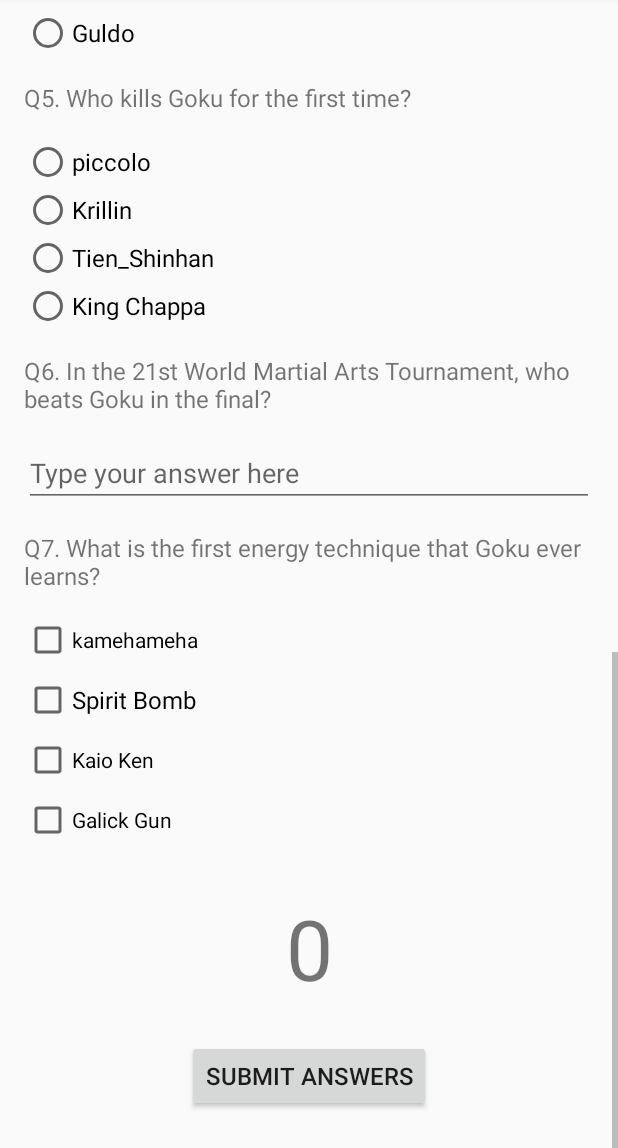
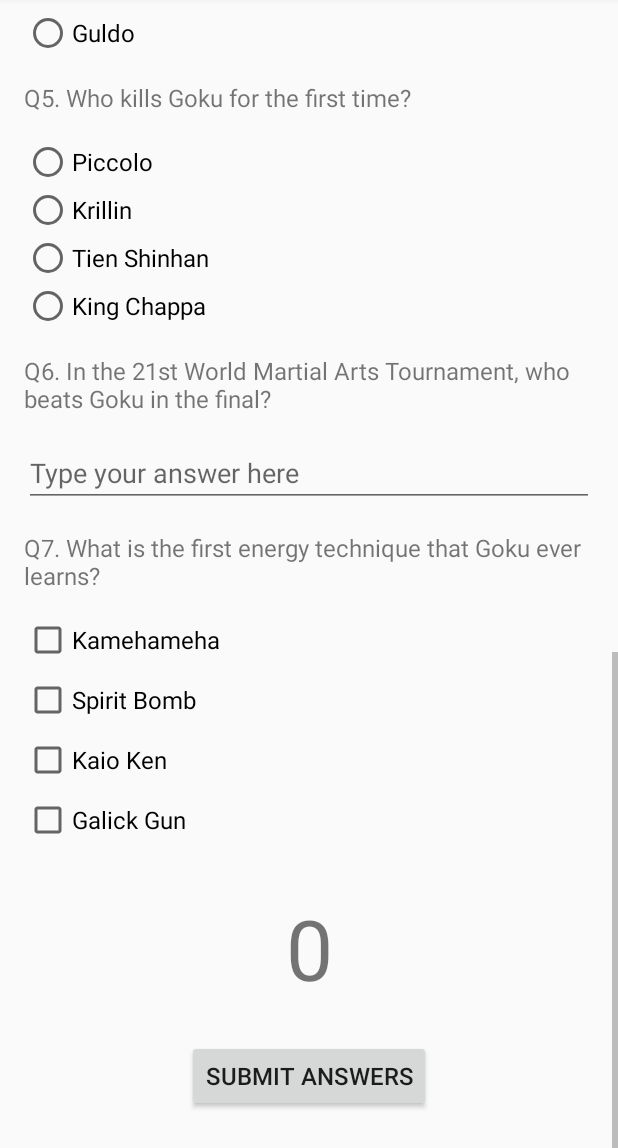
Before and after one commit to surplus867/DragonBallQuizApp, an Android app: the screen it shows after launch (MainActivity), scrolled down 1017 dp, on a phone screen of 412 x 824 dp, the part 88-1236 px from its top. Run offline under Robolectric (Android 15) with nearby library versions, the phone set to English and light mode, and no system bars.

Commit message:
Pre-draft12

```diff
--- a/app/src/main/res/layout/activity_main.xml
+++ b/app/src/main/res/layout/activity_main.xml
@@ -310,16 +310,12 @@
     <EditText
         android:id="@+id/user_answer"
         style="@style/editTextEntryAnswer"
-        android:layout_width="match_parent"
-        android:layout_height="wrap_content"
+        android:hint="@string/type_your_answer_here"
         android:layout_marginEnd="16dp"
         android:layout_marginLeft="16dp"
         android:layout_marginRight="16dp"
         android:layout_marginStart="16dp"
         android:layout_marginTop="16dp"
-        android:hint="@string/type_your_answer_here"
-        android:clickable="true"
-        android:focusable="true"
         app:layout_constraintEnd_toEndOf="parent"
         app:layout_constraintStart_toStartOf="parent"
         app:layout_constraintTop_toBottomOf="@+id/question_6_text_view" />
@@ -339,8 +335,7 @@
 
     <CheckBox
         android:id="@+id/chk1"
-        android:layout_width="wrap_content"
-        android:layout_height="wrap_content"
+        style="@style/CheckBoxStyle"
         android:layout_marginEnd="16dp"
         android:layout_marginLeft="16dp"
         android:layout_marginRight="16dp"
@@ -354,9 +349,7 @@
 
     <CheckBox
         android:id="@+id/chk2"
-        style="@style/RadioButtonStyle"
-        android:layout_width="wrap_content"
-        android:layout_height="wrap_content"
+        style="@style/CheckBoxStyle"
         android:layout_marginEnd="16dp"
         android:layout_marginLeft="16dp"
         android:layout_marginRight="16dp"
@@ -370,8 +363,7 @@
 
     <CheckBox
         android:id="@+id/chk3"
-        android:layout_width="wrap_content"
-        android:layout_height="wrap_content"
+        style="@style/CheckBoxStyle"
         android:layout_marginEnd="16dp"
         android:layout_marginLeft="16dp"
         android:layout_marginRight="16dp"
@@ -385,8 +377,7 @@
 
     <CheckBox
         android:id="@+id/chk4"
-        android:layout_width="wrap_content"
-        android:layout_height="wrap_content"
+        style="@style/CheckBoxStyle"
         android:layout_marginEnd="16dp"
         android:layout_marginLeft="16dp"
         android:layout_marginRight="16dp"
--- a/app/src/main/res/values/strings.xml
+++ b/app/src/main/res/values/strings.xml
@@ -33,9 +33,9 @@
     <!-- Question 5 -->
     <string name="q5_who_kills_goku_for_the_first_time">Q5. Who kills Goku for the first time?</string>
     <!-- Select the correct answer for question 5 -->
-    <string name="piccolo">piccolo</string>
+    <string name="piccolo">Piccolo</string>
     <string name="krillin">Krillin</string>
-    <string name="tien_shinhan">Tien_Shinhan</string>
+    <string name="tien_shinhan">Tien Shinhan</string>
     <string name="king_chappa">King Chappa</string>
     <!-- Question 6 -->
     <string name="q6_in_the_21st_world_martial_arts_tournament_who_beats_goku_in_the_final">Q6. In the 21st World Martial Arts Tournament, who beats Goku in the final?</string>
@@ -44,7 +44,7 @@
     <!-- Question 7 -->
     <string name="q7_what_is_the_first_energy_technique_that_goku_ever_learns">Q7. What is the first energy technique that Goku ever learns?</string>
     <!-- Select the correct answer for question 7 -->
-    <string name="kamehameha">kamehameha</string>
+    <string name="kamehameha">Kamehameha</string>
     <string name="spirit_bomb">Spirit Bomb</string>
     <string name="kaio_ken">Kaio Ken</string>
     <string name="galick_gun">Galick Gun</string>
--- a/app/src/main/res/values/styles.xml
+++ b/app/src/main/res/values/styles.xml
@@ -9,7 +9,7 @@
         <!-- Theme UI controls like checkboxes and text fields -->
         <item name = "colorAccent">#536DFE</item>
     </style>
-    <!-- Style for a radio button in the quiz -->
+    <!-- Style for  radio buttons' question 1-5 on the quiz -->
     <style name="RadioButtonStyle" >
         <item name="android:layout_width">wrap_content</item>
         <item name="android:layout_height">wrap_content</item>
@@ -22,12 +22,23 @@
     <item name="android:layout_height">wrap_content</item>
     <item name="android:textSize">16sp</item>
     </style>
+    <!-- Style for question 7's optional answers  on the quiz -->
+    <style name="CheckBoxStyle">
+        <item name="android:layout_width">wrap_content</item>
+      <item name="android:layout_height">wrap_content</item>
+      <item name="android:textSize">16sp</item>
+    </style>
 
     <style name="editTextEntryAnswer">
+        <item name="android:layout_width">match_parent</item>
+        <item name="android:layout_height">wrap_content</item>
         <item name="android:maxLines">1</item>
-        <item name="android:minLines">1</item>
         <item name="android:lines">1</item>
         <item name="android:layout_gravity">left</item>
+        <item name="android:inputType">text</item>
+        <item name="android:focusable">true</item>
+        <item name="android:clickable">true</item>
+        <item name="android:singleLine">true</item>
     </style>
 
 </resources>
```
